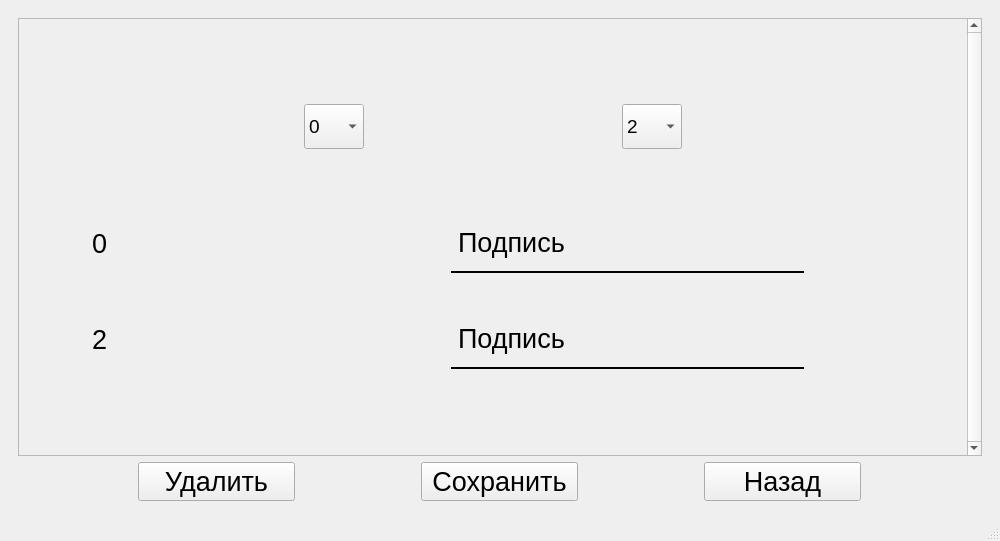
Old version of the form Main_Form.ui in the repository Morskoikot/-------.
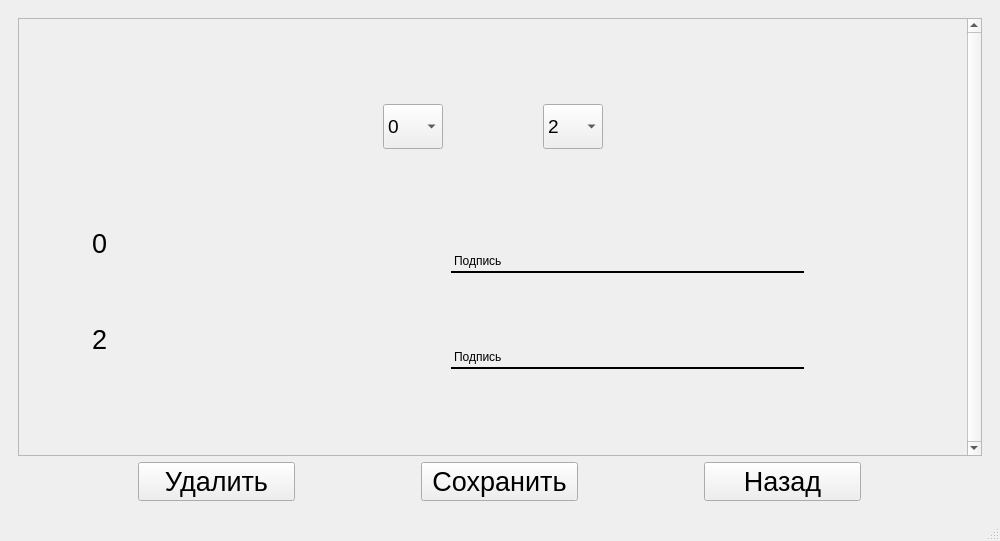
New version of the form. The open tabs and pages were chosen to show the change. Icons and pictures are not drawn.

The edit to the form file:
```diff
--- a/Main_Form.ui
+++ b/Main_Form.ui
@@ -4455,8 +4455,8 @@
             <rect>
              <x>0</x>
              <y>0</y>
-             <width>961</width>
-             <height>442</height>
+             <width>945</width>
+             <height>413</height>
             </rect>
            </property>
            <property name="layoutDirection">
@@ -4963,20 +4963,35 @@
                      <item>
                       <layout class="QHBoxLayout" name="horizontalLayout_147">
                        <item>
-                        <widget class="QComboBox" name="comboBox_12">
-                         <property name="maximumSize">
-                          <size>
-                           <width>60</width>
-                           <height>45</height>
-                          </size>
-                         </property>
-                         <property name="font">
-                          <font>
-                           <pointsize>14</pointsize>
-                          </font>
-                         </property>
-                         <property name="styleSheet">
-                          <string notr="true">#comboBox_6 {
+                        <layout class="QHBoxLayout" name="horizontalLayout_180">
+                         <item>
+                          <layout class="QHBoxLayout" name="horizontalLayout_181">
+                           <item>
+                            <layout class="QHBoxLayout" name="horizontalLayout_182">
+                             <property name="spacing">
+                              <number>100</number>
+                             </property>
+                             <property name="leftMargin">
+                              <number>0</number>
+                             </property>
+                             <property name="rightMargin">
+                              <number>0</number>
+                             </property>
+                             <item>
+                              <widget class="QComboBox" name="comboBox_18">
+                               <property name="maximumSize">
+                                <size>
+                                 <width>60</width>
+                                 <height>45</height>
+                                </size>
+                               </property>
+                               <property name="font">
+                                <font>
+                                 <pointsize>14</pointsize>
+                                </font>
+                               </property>
+                               <property name="styleSheet">
+                                <string notr="true">#comboBox_6 {
 border: 2px solid;
 border-radius: 5px;
 border-color:rgb(190, 190, 190) ;
@@ -4989,34 +5004,34 @@
 background-color:rgb(243, 243, 243);
 }
 </string>
-                         </property>
-                         <item>
-                          <property name="text">
-                           <string>0</string>
-                          </property>
-                         </item>
-                         <item>
-                          <property name="text">
-                           <string>1</string>
-                          </property>
-                         </item>
-                        </widget>
-                       </item>
-                       <item>
-                        <widget class="QComboBox" name="comboBox_11">
-                         <property name="maximumSize">
-                          <size>
-                           <width>60</width>
-                           <height>45</height>
-                          </size>
-                         </property>
-                         <property name="font">
-                          <font>
-                           <pointsize>14</pointsize>
-                          </font>
-                         </property>
-                         <property name="styleSheet">
-                          <string notr="true">#comboBox_7 {
+                               </property>
+                               <item>
+                                <property name="text">
+                                 <string>0</string>
+                                </property>
+                               </item>
+                               <item>
+                                <property name="text">
+                                 <string>1</string>
+                                </property>
+                               </item>
+                              </widget>
+                             </item>
+                             <item>
+                              <widget class="QComboBox" name="comboBox_19">
+                               <property name="maximumSize">
+                                <size>
+                                 <width>60</width>
+                                 <height>45</height>
+                                </size>
+                               </property>
+                               <property name="font">
+                                <font>
+                                 <pointsize>14</pointsize>
+                                </font>
+                               </property>
+                               <property name="styleSheet">
+                                <string notr="true">#comboBox_7 {
 border: 2px solid;
 border-radius: 5px;
 border-color:rgb(190, 190, 190) ;
@@ -5029,89 +5044,70 @@
 background-color:rgb(243, 243, 243);
 }
 </string>
-                         </property>
-                         <item>
-                          <property name="text">
-                           <string>2</string>
-                          </property>
+                               </property>
+                               <item>
+                                <property name="text">
+                                 <string>2</string>
+                                </property>
+                               </item>
+                               <item>
+                                <property name="text">
+                                 <string>3</string>
+                                </property>
+                               </item>
+                               <item>
+                                <property name="text">
+                                 <string>4</string>
+                                </property>
+                               </item>
+                               <item>
+                                <property name="text">
+                                 <string>5</string>
+                                </property>
+                               </item>
+                               <item>
+                                <property name="text">
+                                 <string>6</string>
+                                </property>
+                               </item>
+                               <item>
+                                <property name="text">
+                                 <string>7</string>
+                                </property>
+                               </item>
+                               <item>
+                                <property name="text">
+                                 <string>8</string>
+                                </property>
+                               </item>
+                               <item>
+                                <property name="text">
+                                 <string>9</string>
+                                </property>
+                               </item>
+                               <item>
+                                <property name="text">
+                                 <string>10</string>
+                                </property>
+                               </item>
+                              </widget>
+                             </item>
+                            </layout>
+                           </item>
+                          </layout>
                          </item>
-                         <item>
-                          <property name="text">
-                           <string>3</string>
-                          </property>
-                         </item>
-                         <item>
-                          <property name="text">
-                           <string>4</string>
-                          </property>
-                         </item>
-                         <item>
-                          <property name="text">
-                           <string>5</string>
-                          </property>
-                         </item>
-                         <item>
-                          <property name="text">
-                           <string>6</string>
-                          </property>
-                         </item>
-                         <item>
-                          <property name="text">
-                           <string>7</string>
-                          </property>
-                         </item>
-                         <item>
-                          <property name="text">
-                           <string>8</string>
-                          </property>
-                         </item>
-                         <item>
-                          <property name="text">
-                           <string>9</string>
-                          </property>
-                         </item>
-                         <item>
-                          <property name="text">
-                           <string>10</string>
-                          </property>
-                         </item>
-                        </widget>
+                        </layout>
                        </item>
                       </layout>
                      </item>
                      <item>
                       <layout class="QHBoxLayout" name="horizontalLayout_152">
                        <item>
-                        <layout class="QVBoxLayout" name="verticalLayout_54">
+                        <layout class="QHBoxLayout" name="horizontalLayout_185">
                          <item>
-                          <layout class="QHBoxLayout" name="horizontalLayout_154" stretch="0,0,0,0">
-                           <property name="spacing">
-                            <number>6</number>
-                           </property>
-                           <property name="rightMargin">
-                            <number>0</number>
-                           </property>
-                           <property name="bottomMargin">
-                            <number>0</number>
-                           </property>
+                          <layout class="QVBoxLayout" name="verticalLayout_69">
                            <item>
-                            <spacer name="horizontalSpacer_5">
-                             <property name="orientation">
-                              <enum>Qt::Horizontal</enum>
-                             </property>
-                             <property name="sizeType">
-                              <enum>QSizePolicy::Fixed</enum>
-                             </property>
-                             <property name="sizeHint" stdset="0">
-                              <size>
-                               <width>40</width>
-                               <height>20</height>
-                              </size>
-                             </property>
-                            </spacer>
-                           </item>
-                           <item>
-                            <layout class="QHBoxLayout" name="horizontalLayout_155">
+                            <layout class="QHBoxLayout" name="horizontalLayout_186" stretch="0,0,0,0">
                              <property name="spacing">
                               <number>6</number>
                              </property>
@@ -5128,137 +5124,168 @@
                               <number>0</number>
                              </property>
                              <item>
-                              <widget class="QLabel" name="label_7">
-                               <property name="font">
-                                <font>
-                                 <pointsize>20</pointsize>
-                                </font>
+                              <spacer name="horizontalSpacer_9">
+                               <property name="orientation">
+                                <enum>Qt::Horizontal</enum>
                                </property>
+                               <property name="sizeType">
+                                <enum>QSizePolicy::Fixed</enum>
+                               </property>
+                               <property name="sizeHint" stdset="0">
+                                <size>
+                                 <width>40</width>
+                                 <height>20</height>
+                                </size>
+                               </property>
+                              </spacer>
+                             </item>
+                             <item>
+                              <layout class="QHBoxLayout" name="horizontalLayout_187">
+                               <property name="spacing">
+                                <number>6</number>
+                               </property>
+                               <property name="leftMargin">
+                                <number>0</number>
+                               </property>
+                               <property name="topMargin">
+                                <number>0</number>
+                               </property>
+                               <property name="rightMargin">
+                                <number>0</number>
+                               </property>
+                               <property name="bottomMargin">
+                                <number>0</number>
+                               </property>
+                               <item>
+                                <widget class="QLabel" name="label_13">
+                                 <property name="font">
+                                  <font>
+                                   <pointsize>20</pointsize>
+                                  </font>
+                                 </property>
+                                 <property name="text">
+                                  <string>0</string>
+                                 </property>
+                                </widget>
+                               </item>
+                              </layout>
+                             </item>
+                             <item>
+                              <widget class="QLabel" name="Question_ShkUp">
+                               <property name="maximumSize">
+                                <size>
+                                 <width>425</width>
+                                 <height>60</height>
+                                </size>
+                               </property>
+                               <property name="styleSheet">
+                                <string notr="true">border-top: 0px solid;
+border-bottom: 2px solid;</string>
+                               </property>
                                <property name="text">
-                                <string>0</string>
+                                <string>Подпись</string>
                                </property>
+                               <property name="alignment">
+                                <set>Qt::AlignBottom|Qt::AlignLeading|Qt::AlignLeft</set>
+                               </property>
                               </widget>
                              </item>
+                             <item>
+                              <spacer name="horizontalSpacer_10">
+                               <property name="orientation">
+                                <enum>Qt::Horizontal</enum>
+                               </property>
+                               <property name="sizeType">
+                                <enum>QSizePolicy::Fixed</enum>
+                               </property>
+                               <property name="sizeHint" stdset="0">
+                                <size>
+                                 <width>130</width>
+                                 <height>20</height>
+                                </size>
+                               </property>
+                              </spacer>
+                             </item>
                             </layout>
                            </item>
                            <item>
-                            <widget class="QLabel" name="label_14">
-                             <property name="maximumSize">
-                              <size>
-                               <width>425</width>
-                               <height>60</height>
-                              </size>
+                            <layout class="QHBoxLayout" name="horizontalLayout_188">
+                             <property name="topMargin">
+                              <number>30</number>
                              </property>
-                             <property name="font">
-                              <font>
-                               <pointsize>20</pointsize>
-                              </font>
+                             <property name="rightMargin">
+                              <number>0</number>
                              </property>
-                             <property name="styleSheet">
-                              <string notr="true">border-top: 0px solid;
-border-bottom: 2px solid;</string>
-                             </property>
-                             <property name="text">
-                              <string>Подпись</string>
-                             </property>
-                            </widget>
-                           </item>
-                           <item>
-                            <spacer name="horizontalSpacer_6">
-                             <property name="orientation">
-                              <enum>Qt::Horizontal</enum>
-                             </property>
-                             <property name="sizeType">
-                              <enum>QSizePolicy::Fixed</enum>
-                             </property>
-                             <property name="sizeHint" stdset="0">
-                              <size>
-                               <width>130</width>
-                               <height>20</height>
-                              </size>
-                             </property>
-                            </spacer>
-                           </item>
-                          </layout>
-                         </item>
-                         <item>
-                          <layout class="QHBoxLayout" name="horizontalLayout_156">
-                           <property name="topMargin">
-                            <number>30</number>
-                           </property>
-                           <property name="rightMargin">
-                            <number>0</number>
-                           </property>
-                           <item>
-                            <spacer name="horizontalSpacer_7">
-                             <property name="orientation">
-                              <enum>Qt::Horizontal</enum>
-                             </property>
-                             <property name="sizeType">
-                              <enum>QSizePolicy::Fixed</enum>
-                             </property>
-                             <property name="sizeHint" stdset="0">
-                              <size>
-                               <width>40</width>
-                               <height>20</height>
-                              </size>
-                             </property>
-                            </spacer>
-                           </item>
-                           <item>
-                            <layout class="QHBoxLayout" name="horizontalLayout_157">
                              <item>
-                              <widget class="QLabel" name="label_8">
-                               <property name="font">
-                                <font>
-                                 <pointsize>20</pointsize>
-                                </font>
+                              <spacer name="horizontalSpacer_11">
+                               <property name="orientation">
+                                <enum>Qt::Horizontal</enum>
                                </property>
+                               <property name="sizeType">
+                                <enum>QSizePolicy::Fixed</enum>
+                               </property>
+                               <property name="sizeHint" stdset="0">
+                                <size>
+                                 <width>40</width>
+                                 <height>20</height>
+                                </size>
+                               </property>
+                              </spacer>
+                             </item>
+                             <item>
+                              <layout class="QHBoxLayout" name="horizontalLayout_189">
+                               <item>
+                                <widget class="QLabel" name="label_16">
+                                 <property name="font">
+                                  <font>
+                                   <pointsize>20</pointsize>
+                                  </font>
+                                 </property>
+                                 <property name="text">
+                                  <string>2</string>
+                                 </property>
+                                </widget>
+                               </item>
+                              </layout>
+                             </item>
+                             <item>
+                              <widget class="QLabel" name="QuestionShkLow">
+                               <property name="maximumSize">
+                                <size>
+                                 <width>425</width>
+                                 <height>60</height>
+                                </size>
+                               </property>
+                               <property name="styleSheet">
+                                <string notr="true">border-top: 0px solid;
+border-bottom: 2px solid;</string>
+                               </property>
                                <property name="text">
-                                <string>2</string>
+                                <string>Подпись</string>
                                </property>
+                               <property name="alignment">
+                                <set>Qt::AlignBottom|Qt::AlignLeading|Qt::AlignLeft</set>
+                               </property>
                               </widget>
                              </item>
+                             <item>
+                              <spacer name="horizontalSpacer_12">
+                               <property name="orientation">
+                                <enum>Qt::Horizontal</enum>
+                               </property>
+                               <property name="sizeType">
+                                <enum>QSizePolicy::Fixed</enum>
+                               </property>
+                               <property name="sizeHint" stdset="0">
+                                <size>
+                                 <width>130</width>
+                                 <height>10</height>
+                                </size>
+                               </property>
+                              </spacer>
+                             </item>
                             </layout>
                            </item>
-                           <item>
-                            <widget class="QLabel" name="label_15">
-                             <property name="maximumSize">
-                              <size>
-                               <width>425</width>
-                               <height>60</height>
-                              </size>
-                             </property>
-                             <property name="font">
-                              <font>
-                               <pointsize>20</pointsize>
-                              </font>
-                             </property>
-                             <property name="styleSheet">
-                              <string notr="true">border-top: 0px solid;
-border-bottom: 2px solid;</string>
-                             </property>
-                             <property name="text">
-                              <string>Подпись</string>
-                             </property>
-                            </widget>
-                           </item>
-                           <item>
-                            <spacer name="horizontalSpacer_8">
-                             <property name="orientation">
-                              <enum>Qt::Horizontal</enum>
-                             </property>
-                             <property name="sizeType">
-                              <enum>QSizePolicy::Fixed</enum>
-                             </property>
-                             <property name="sizeHint" stdset="0">
-                              <size>
-                               <width>130</width>
-                               <height>10</height>
-                              </size>
-                             </property>
-                            </spacer>
-                           </item>
                           </layout>
                          </item>
                         </layout>
```
Left out of the diff: 691 changed lines with no effect on the pictures.
